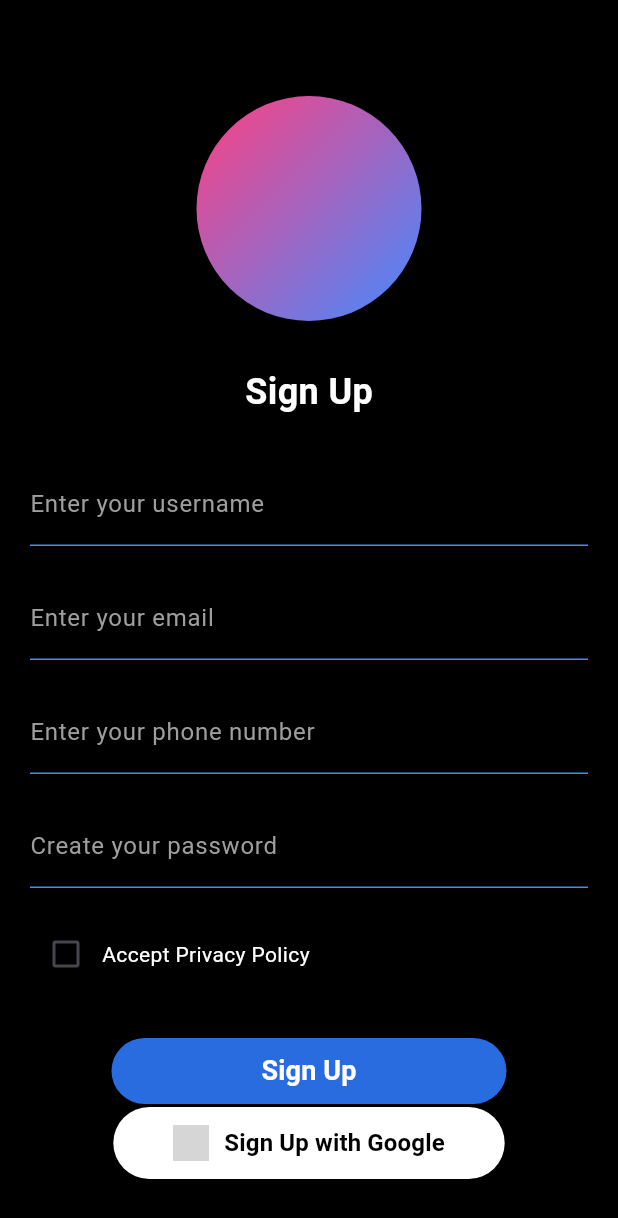
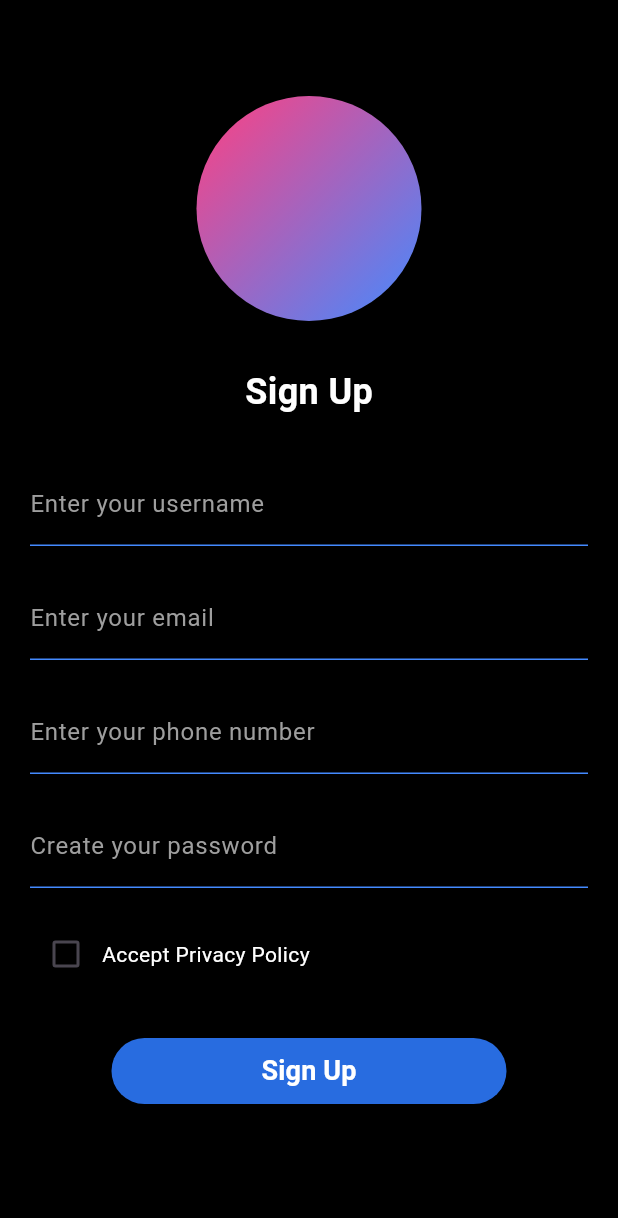
Before and after one commit to adverobbnmmmm/ASSISTREND, a Flutter app: the AssistrendSignUp screen opened by its route, on a phone screen of 412 x 824 dp. Shown: the top 1218 px of the screen. Run offline on Flutter 3.47's test engine with Material 3 defaults, Android fonts, the phone set to English and light mode, and no system bars; our stand-ins replace google_sign_in, shared_preferences; accounts and stored records are empty; grey boxes are pictures that could not be loaded.

Commit message:
google auth has implemented but have some errors

```diff
--- a/lib/assistrend_signup.dart
+++ b/lib/assistrend_signup.dart
@@ -43,6 +43,7 @@ class _AssistrendSignUpState extends State<AssistrendSignUp> {
       ScaffoldMessenger.of(context).showSnackBar(
         SnackBar(content: Text('Registration failed: $e')),
       );
+        print("!!!!   $e");
     } finally {
       setState(() {
         _isLoading = false;
@@ -184,36 +185,36 @@ class _AssistrendSignUpState extends State<AssistrendSignUp> {
                       ),
               ),
 
-              ElevatedButton(
-                  onPressed: () {
-                    Navigator.pushNamed(context, '/google');
-                  },
-                  style: ElevatedButton.styleFrom(
-                    backgroundColor: Colors.white,
-                    padding: EdgeInsets.symmetric(horizontal: 40, vertical: 12),
-                    shape: RoundedRectangleBorder(
-                      borderRadius: BorderRadius.circular(25),
-                    ),
-                  ),
-                  child: Row(
-                    mainAxisSize: MainAxisSize.min,
-                    children: [
-                      Image.asset(
-                        'assets/google_logo.png', // Add Google logo in your assets folder
-                        height: 24,
-                      ),
-                      SizedBox(width: 10),
-                      Text(
-                        'Sign Up with Google',
-                        style: TextStyle(
-                          color: Colors.black,
-                          fontSize: 16,
-                          fontWeight: FontWeight.bold,
-                        ),
-                      ),
-                    ],
-                  ),
-                )
+              // ElevatedButton(
+              //     onPressed: () {
+              //       Navigator.pushNamed(context, '/google');
+              //     },
+              //     style: ElevatedButton.styleFrom(
+              //       backgroundColor: Colors.white,
+              //       padding: EdgeInsets.symmetric(horizontal: 40, vertical: 12),
+              //       shape: RoundedRectangleBorder(
+              //         borderRadius: BorderRadius.circular(25),
+              //       ),
+              //     ),
+              //     child: Row(
+              //       mainAxisSize: MainAxisSize.min,
+              //       children: [
+              //         Image.asset(
+              //           'assets/google_logo.png', // Add Google logo in your assets folder
+              //           height: 24,
+              //         ),
+              //         SizedBox(width: 10),
+              //         Text(
+              //           'Sign Up with Google',
+              //           style: TextStyle(
+              //             color: Colors.black,
+              //             fontSize: 16,
+              //             fontWeight: FontWeight.bold,
+              //           ),
+              //         ),
+              //       ],
+              //     ),
+              //   )
 
 
             ],
--- a/lib/main.dart
+++ b/lib/main.dart
@@ -4,7 +4,7 @@ import 'package:shared_preferences/shared_preferences.dart';
 import 'assistrend_signup.dart';
 import 'assistrend_login.dart';
 import 'assistrend_home.dart';
-import 'google_signin.dart';
+// import 'google_signin.dart';
 
 
 void main() async{
@@ -32,7 +32,7 @@ class MyApp extends StatelessWidget {
         '/login': (context) => AssistrendLogin(),
         '/signup': (context) => AssistrendSignUp(),
         '/home': (context) => AssistrendHome(),
-        '/google':(context) => GoogleSignInPage(),
+        // '/google':(context) => GoogleSignInPage(),
       },
     );
   }
```
Also changed, not shown: lib/assistrend_login.dart (+80 -11 lines), lib/google_signin.dart (+26 -56 lines), pubspec.yaml (+11 -2 lines), assets/fonts/NotoSans-Regular.ttf (added), pubspec.lock, 2 other files.
